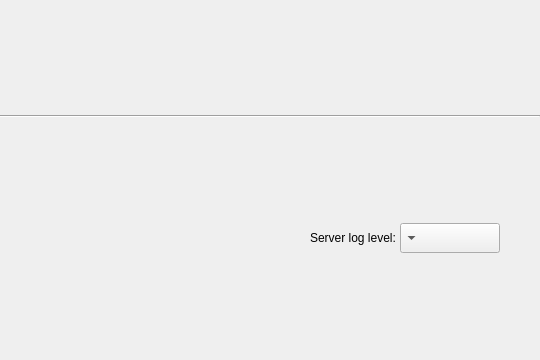
PlusToolkit/PlusApp, file PlusServerLauncher/PlusServerLauncherMainWindow.ui: the form before one commit.
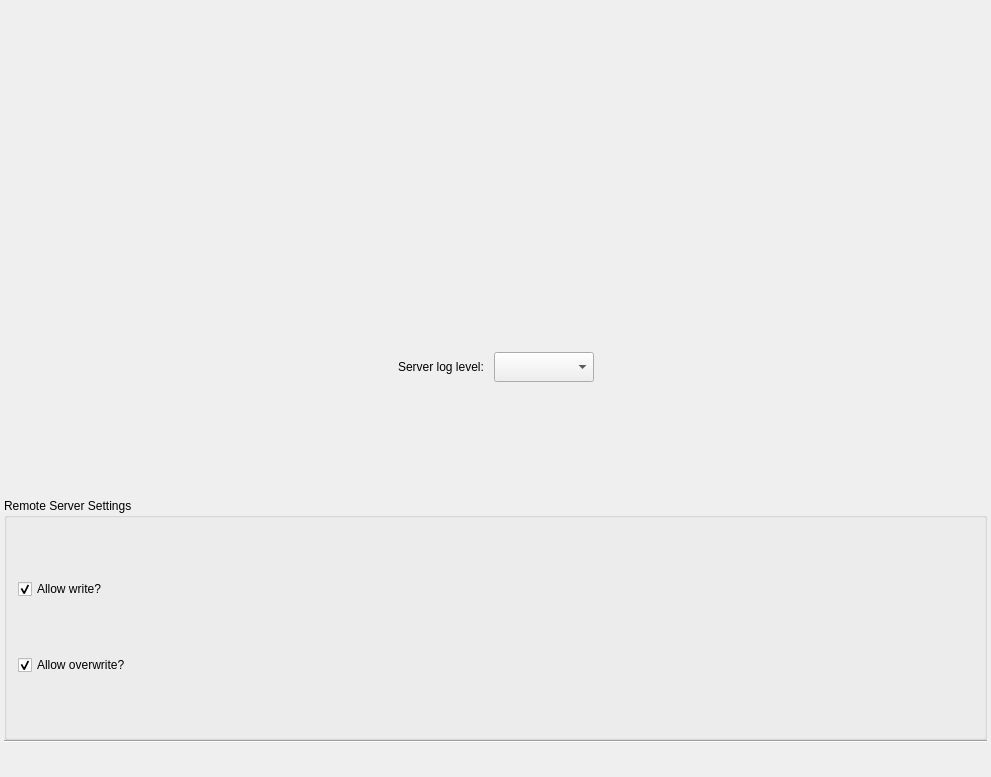
The form after the commit. Icons and pictures are not drawn.

Commit message:
Adding handling of AddConfigFile command
Adding UI elements to control file write/overwrite permissions

Removing UI sizing restrictions

What changed in the file:
```diff
--- a/PlusServerLauncher/PlusServerLauncherMainWindow.ui
+++ b/PlusServerLauncher/PlusServerLauncherMainWindow.ui
@@ -6,8 +6,8 @@
    <rect>
     <x>0</x>
     <y>0</y>
-    <width>540</width>
-    <height>360</height>
+    <width>991</width>
+    <height>777</height>
    </rect>
   </property>
   <property name="minimumSize">
@@ -16,12 +16,6 @@
     <height>320</height>
    </size>
   </property>
-  <property name="maximumSize">
-   <size>
-    <width>1200</width>
-    <height>800</height>
-   </size>
-  </property>
   <property name="windowTitle">
    <string>Plus Server Launcher</string>
   </property>
@@ -41,17 +35,93 @@
      <number>0</number>
     </property>
     <property name="leftMargin">
-     <number>0</number>
+     <number>4</number>
     </property>
     <property name="topMargin">
-     <number>0</number>
+     <number>4</number>
     </property>
     <property name="rightMargin">
-     <number>0</number>
+     <number>4</number>
     </property>
     <property name="bottomMargin">
-     <number>0</number>
+     <number>4</number>
     </property>
+    <item>
+     <widget class="QWidget" name="placeholder" native="true"/>
+    </item>
+    <item>
+     <widget class="QWidget" name="widget_LogLevelContainer" native="true">
+      <layout class="QHBoxLayout" name="horizontalLayout">
+       <property name="leftMargin">
+        <number>0</number>
+       </property>
+       <property name="topMargin">
+        <number>8</number>
+       </property>
+       <property name="rightMargin">
+        <number>0</number>
+       </property>
+       <property name="bottomMargin">
+        <number>8</number>
+       </property>
+       <item>
+        <spacer name="horizontalSpacer_3">
+         <property name="orientation">
+          <enum>Qt::Horizontal</enum>
+         </property>
+         <property name="sizeHint" stdset="0">
+          <size>
+           <width>40</width>
+           <height>20</height>
+          </size>
+         </property>
+        </spacer>
+       </item>
+       <item>
+        <widget class="QLabel" name="label_LogLevel">
+         <property name="maximumSize">
+          <size>
+           <width>400</width>
+           <height>30</height>
+          </size>
+         </property>
+         <property name="text">
+          <string>Server log level: </string>
+         </property>
+        </widget>
+       </item>
+       <item>
+        <widget class="QComboBox" name="comboBox_LogLevel">
+         <property name="minimumSize">
+          <size>
+           <width>100</width>
+           <height>0</height>
+          </size>
+         </property>
+         <property name="maximumSize">
+          <size>
+           <width>1200</width>
+           <height>30</height>
+          </size>
+         </property>
+        </widget>
+       </item>
+       <item>
+        <spacer name="horizontalSpacer_4">
+         <property name="orientation">
+          <enum>Qt::Horizontal</enum>
+         </property>
+         <property name="sizeHint" stdset="0">
+          <size>
+           <width>40</width>
+           <height>20</height>
+          </size>
+         </property>
+        </spacer>
+       </item>
+      </layout>
+     </widget>
+    </item>
     <item>
      <spacer name="compressingSpacer">
       <property name="orientation">
@@ -68,6 +138,35 @@
       </property>
      </spacer>
     </item>
+    <item>
+     <widget class="QGroupBox" name="groupBox_RemoteSettings">
+      <property name="title">
+       <string>Remote Server Settings</string>
+      </property>
+      <layout class="QGridLayout" name="gridLayout">
+       <item row="0" column="0">
+        <widget class="QCheckBox" name="checkBox_writePermission">
+         <property name="text">
+          <string>Allow write?</string>
+         </property>
+         <property name="checked">
+          <bool>true</bool>
+         </property>
+        </widget>
+       </item>
+       <item row="1" column="0">
+        <widget class="QCheckBox" name="checkBox_overwritePermission">
+         <property name="text">
+          <string>Allow overwrite?</string>
+         </property>
+         <property name="checked">
+          <bool>true</bool>
+         </property>
+        </widget>
+       </item>
+      </layout>
+     </widget>
+    </item>
     <item>
      <widget class="Line" name="statusBarSeparator">
       <property name="orientation">
@@ -102,51 +201,6 @@
        <property name="bottomMargin">
         <number>0</number>
        </property>
-       <item>
-        <spacer name="horizontalSpacer_2">
-         <property name="orientation">
-          <enum>Qt::Horizontal</enum>
-         </property>
-         <property name="sizeType">
-          <enum>QSizePolicy::Fixed</enum>
-         </property>
-         <property name="sizeHint" stdset="0">
-          <size>
-           <width>40</width>
-           <height>0</height>
-          </size>
-         </property>
-        </spacer>
-       </item>
-       <item>
-        <widget class="QComboBox" name="comboBox_LogLevel">
-         <property name="minimumSize">
-          <size>
-           <width>100</width>
-           <height>0</height>
-          </size>
-         </property>
-         <property name="maximumSize">
-          <size>
-           <width>1200</width>
-           <height>30</height>
-          </size>
-         </property>
-        </widget>
-       </item>
-       <item>
-        <widget class="QLabel" name="label_LogLevel">
-         <property name="maximumSize">
-          <size>
-           <width>400</width>
-           <height>30</height>
-          </size>
-         </property>
-         <property name="text">
-          <string>Server log level: </string>
-         </property>
-        </widget>
-       </item>
        <item>
         <spacer name="horizontalSpacer">
          <property name="orientation">
```
The commit also changes 2 other files.
